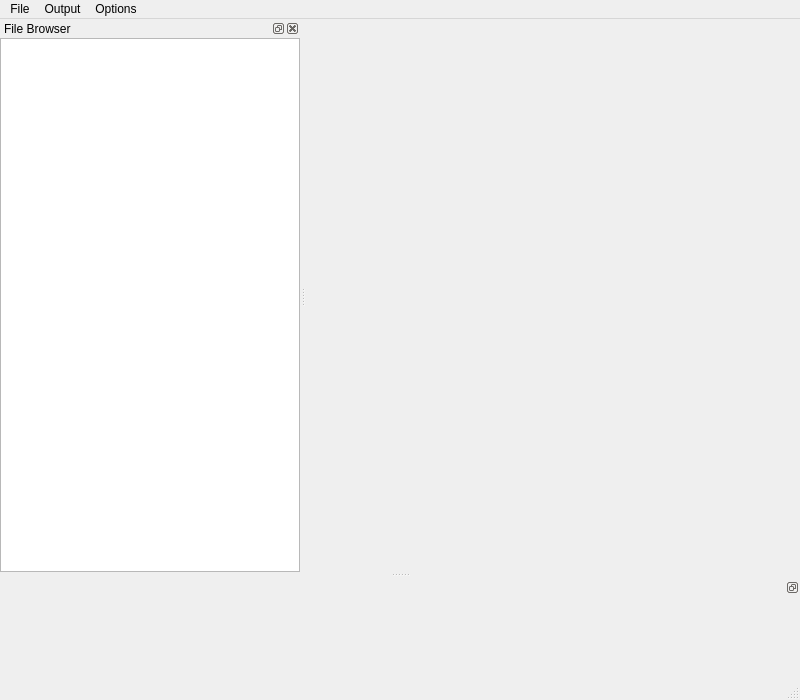
Qt form tools/mcrl2-gui-qt/mainwindow.ui (gijskant/mcrl2-pmc) before a commit.
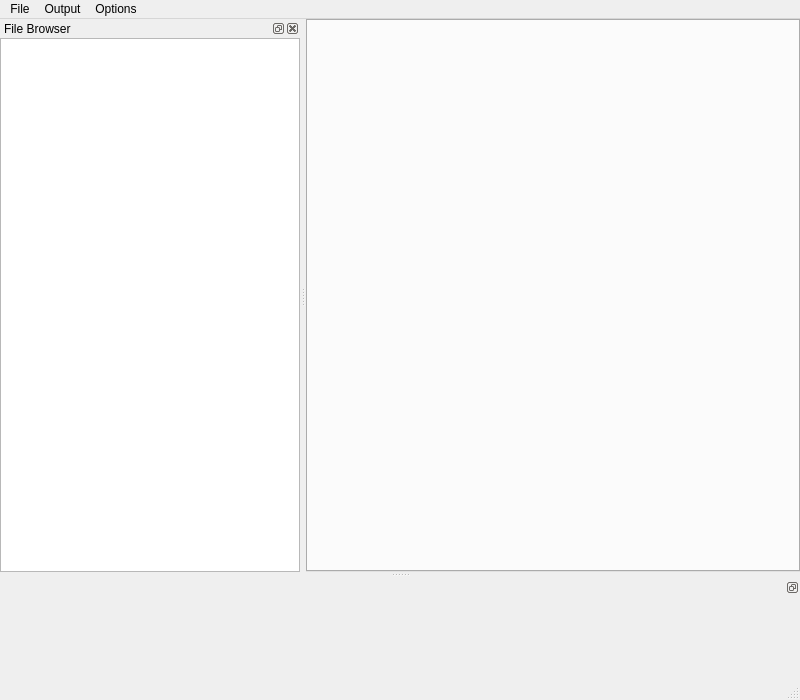
The same form after that commit. Icons and pictures are not drawn. Custom widgets are drawn as their Qt base class.

Commit message: (mCRL2-gui-qt) Partially implemented a FileBrowser and ToolInstance.

What changed in the file:
```diff
--- a/tools/mcrl2-gui-qt/mainwindow.ui
+++ b/tools/mcrl2-gui-qt/mainwindow.ui
@@ -29,30 +29,14 @@
      <number>0</number>
     </property>
     <item>
-     <spacer name="verticalSpacer">
-      <property name="orientation">
-       <enum>Qt::Vertical</enum>
+     <widget class="QTabWidget" name="tabInstances">
+      <property name="currentIndex">
+       <number>-1</number>
       </property>
-      <property name="sizeHint" stdset="0">
-       <size>
-        <width>20</width>
-        <height>40</height>
-       </size>
+      <property name="tabsClosable">
+       <bool>true</bool>
       </property>
-     </spacer>
-    </item>
-    <item>
-     <spacer name="horizontalSpacer">
-      <property name="orientation">
-       <enum>Qt::Horizontal</enum>
-      </property>
-      <property name="sizeHint" stdset="0">
-       <size>
-        <width>40</width>
-        <height>20</height>
-       </size>
-      </property>
-     </spacer>
+     </widget>
     </item>
    </layout>
   </widget>
@@ -233,6 +217,11 @@
    <extends>QWidget</extends>
    <header>mcrl2/utilities/logwidget.h</header>
   </customwidget>
+  <customwidget>
+   <class>FileBrowser</class>
+   <extends>QTreeView</extends>
+   <header>filebrowser.h</header>
+  </customwidget>
  </customwidgets>
  <resources>
   <include location="mcrl2-gui.qrc"/>
```
Left out of the diff: 2 changed lines with no effect on the pictures. The commit also changes 10 other files.
